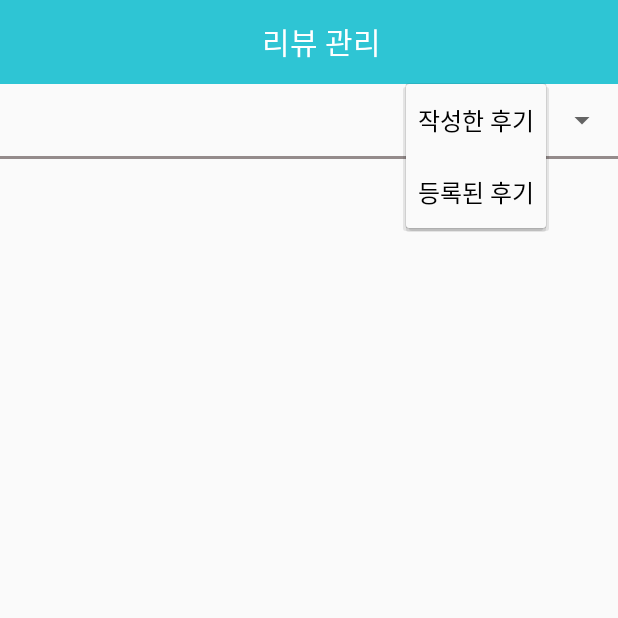
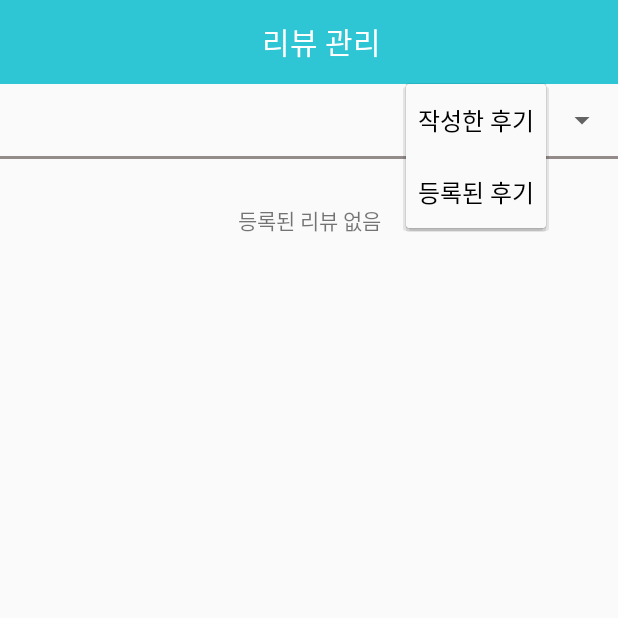
Before and after one commit to Won-dy/Capstone2, an Android app: the ReviewmanageActivity screen opened directly, with no data from a screen before it, after a tap on "작성한 후기", on a phone screen of 412 x 824 dp, the top half of it. Run offline under Robolectric (Android 15) with nearby library versions, the phone set to English and light mode, and no system bars; our stand-ins replace Volley; network calls fail.

Commit message:
null값 처리해놓기!

```diff
--- a/app/src/main/java/kr/co/ilg/activity/findwork/MainActivity.java
+++ b/app/src/main/java/kr/co/ilg/activity/findwork/MainActivity.java
@@ -333,7 +333,7 @@ public class MainActivity extends AppCompatActivity implements View.OnClickListe
                             }
                         }
                         if(a==0){
-                            jobsetting.setText("선택안함");
+                            jobsetting.setText("전체");
                         }
                         else jobsetting.setText(text2);
                     }
--- a/app/src/main/java/kr/co/ilg/activity/mypage/AccountManageActivity.java
+++ b/app/src/main/java/kr/co/ilg/activity/mypage/AccountManageActivity.java
@@ -53,6 +53,10 @@ public class AccountManageActivity extends AppCompatActivity { // implements Vie
         ImageButton accountDelete = findViewById(R.id.accountDelete);
         managerName.setText(Sharedpreference.get_manager_name(mContext, "manager_name", "managerinfo"));
         bankaccount.setText(Sharedpreference.get_manager_bankaccount(mContext, "manager_bankaccount", "managerinfo"));
+        if(!Sharedpreference.get_manager_bankaccount(mContext, "manager_bankaccount", "managerinfo").equals("")) {
+            bankaccount.setText(Sharedpreference.get_manager_bankaccount(mContext, "manager_bankaccount", "managerinfo"));
+        }
+        else bankaccount.setText("계좌를 추가해주세요");
         bankname.setText(Sharedpreference.get_manager_bankname(mContext, "manager_bankname", "managerinfo"));
 
         accountmodify.setOnClickListener(new View.OnClickListener() { // 계좌 수정 클릭리스너
--- a/app/src/main/java/kr/co/ilg/activity/mypage/ReviewmanageActivity.java
+++ b/app/src/main/java/kr/co/ilg/activity/mypage/ReviewmanageActivity.java
@@ -47,6 +47,7 @@ public class ReviewmanageActivity extends AppCompatActivity {
     RecyclerView.LayoutManager mLayoutManager;
     Response.Listener rListener;
     Response.Listener aListener;
+    TextView nonereview;
     Spinner spinner;
     String key[],name[], contents[], datetime[],fieldname[],business_reg_num,workerEmail[],jpNum[],wr_datetime[];
     String name1[], contents1[], datetime1[],fieldname1[];
@@ -61,6 +62,7 @@ public class ReviewmanageActivity extends AppCompatActivity {
 
         mRecyclerView = findViewById(R.id.reviewrecycle);
         spinner = findViewById(R.id.reviewspinner);
+        nonereview = findViewById(R.id.nonereview);
 
         mRecyclerView.setHasFixedSize(true);
         mLayoutManager = new LinearLayoutManager(this);
@@ -124,6 +126,10 @@ public class ReviewmanageActivity extends AppCompatActivity {
                         }*/
                         cList.add(new reviewinputinfo_item(name[i],fieldname[i], contents[i], datetime[i], workerEmail[i], jpNum[i], wr_datetime[i]));
                     } // 값넣기*/
+                    if(array.length()==0){
+                        nonereview.setVisibility(View.VISIBLE);
+                    }
+                    else nonereview.setVisibility(View.INVISIBLE);
                     myAdapter = new reviewinputinfo_adapter(getApplication(), cList);
                     mRecyclerView.setAdapter(myAdapter);
 
@@ -182,6 +188,10 @@ public class ReviewmanageActivity extends AppCompatActivity {
                     for (int i=0; i<k; i++){
                             cList.add(new reviewinputinfo_item(name[i],fieldname[i], contents[i], datetime[i], workerEmail[i], jpNum[i], wr_datetime[i]));
                     }
+                    if(k==0){
+                        nonereview.setVisibility(View.VISIBLE);
+                    }
+                    else nonereview.setVisibility(View.INVISIBLE);
                     myAdapter = new reviewinputinfo_adapter(getApplication(), cList);
                     mRecyclerView.setAdapter(myAdapter);
 
@@ -210,6 +220,10 @@ public class ReviewmanageActivity extends AppCompatActivity {
                                     datetime1[i] = MainRequest.getString("datetime");
                                     reviewList.add(new mypagereviewitem(name1[i], contents1[i], datetime1[i]));
                                 } // 값넣기*/
+                                if(a==0){
+                                    nonereview.setVisibility(View.VISIBLE);
+                                }
+                                else nonereview.setVisibility(View.INVISIBLE);
                                 myAdapter1 = new mypagereviewAdapter(reviewList);
                                 mRecyclerView.setAdapter(myAdapter1);
 
--- a/app/src/main/res/layout/review_management.xml
+++ b/app/src/main/res/layout/review_management.xml
@@ -1,12 +1,13 @@
 <?xml version="1.0" encoding="utf-8"?>
 
-<LinearLayout xmlns:android="http://schemas.android.com/apk/res/android"
+<androidx.constraintlayout.widget.ConstraintLayout xmlns:android="http://schemas.android.com/apk/res/android"
     android:layout_width="match_parent"
     android:layout_height="match_parent"
     xmlns:app="http://schemas.android.com/apk/res-auto"
     android:orientation="vertical">
     <androidx.appcompat.widget.Toolbar
         android:id="@+id/toolbar"
+        app:layout_constraintTop_toTopOf="parent"
         android:layout_width="match_parent"
         android:layout_height="?attr/actionBarSize"
         android:background="@color/colorPrimary">
@@ -20,10 +21,24 @@
             android:textSize="20sp" />
 
     </androidx.appcompat.widget.Toolbar>
+    <TextView
+        android:layout_width="wrap_content"
+        android:layout_height="wrap_content"
+        app:layout_constraintTop_toBottomOf="@id/line"
+        app:layout_constraintLeft_toLeftOf="parent"
+        app:layout_constraintRight_toRightOf="parent"
+        android:layout_marginTop="30dp"
+        android:visibility="invisible"
+        android:id="@+id/nonereview"
+        android:text="등록된 리뷰 없음"
+        />
 
     <LinearLayout
+        android:id="@+id/ll"
         android:layout_width="wrap_content"
         android:layout_height="wrap_content"
+        app:layout_constraintTop_toBottomOf="@id/toolbar"
+        app:layout_constraintRight_toRightOf="parent"
         android:layout_gravity="right">
         <Spinner
             android:layout_width="wrap_content"
@@ -33,16 +48,18 @@
     </LinearLayout>
 
     <ImageView
+        android:id="@+id/line"
         android:layout_width="match_parent"
+        app:layout_constraintTop_toBottomOf="@id/ll"
         android:layout_height="2dp"
         android:src="@drawable/line"/>
 
     <androidx.recyclerview.widget.RecyclerView
         android:layout_width="match_parent"
-        android:layout_height="match_parent"
+        android:layout_height="0dp"
+        app:layout_constraintTop_toBottomOf="@id/line"
+        app:layout_constraintBottom_toBottomOf="parent"
         android:id="@+id/reviewrecycle"
         />
 
-
-
-</LinearLayout>
+</androidx.constraintlayout.widget.ConstraintLayout>
```
